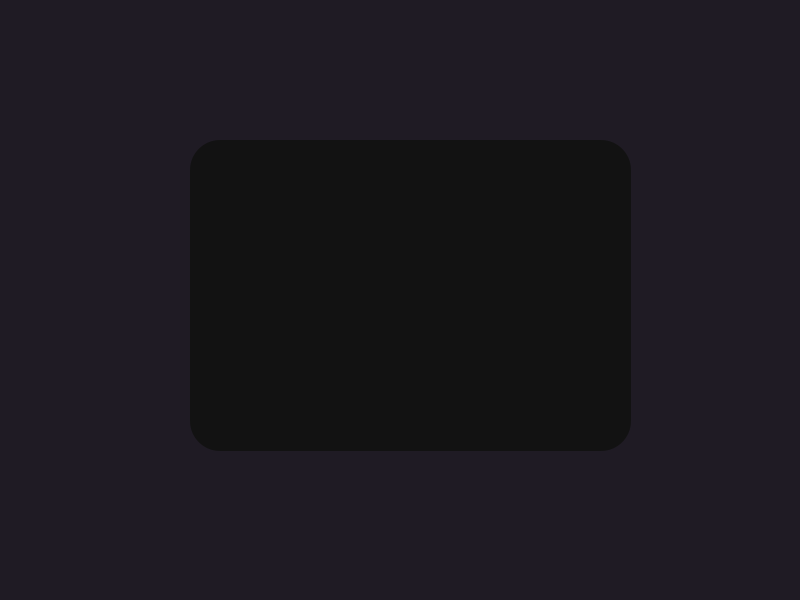
ghassanarnouk/ELEC-3907, file Seth/solarproject/backupcomponents/rprogressbardemo.ui: the form before one commit.
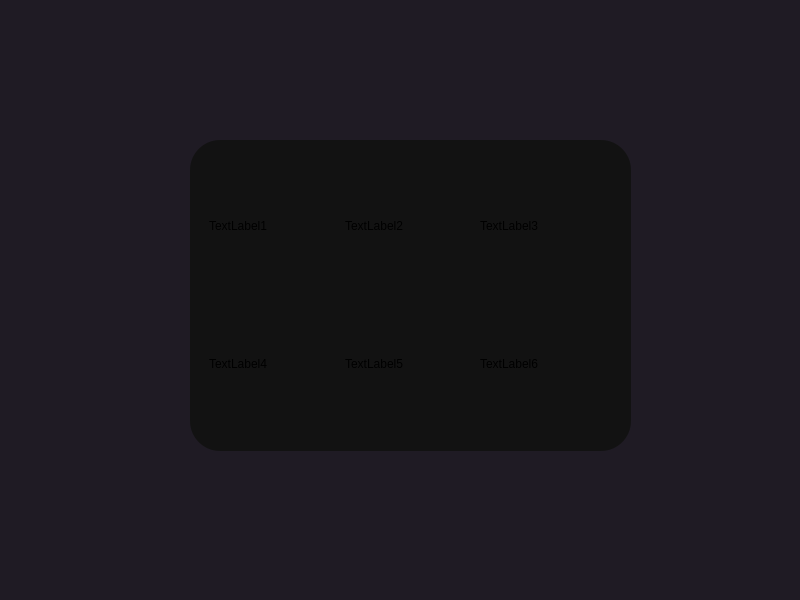
The form after the commit.

Commit message: Progressbar Titles + Layout resize

```diff
--- a/Seth/solarproject/backupcomponents/rprogressbardemo.ui
+++ b/Seth/solarproject/backupcomponents/rprogressbardemo.ui
@@ -44,7 +44,50 @@
        <height>271</height>
       </rect>
      </property>
-     <layout class="QGridLayout" name="gridLayout"/>
+     <layout class="QGridLayout" name="gridLayout">
+      <item row="0" column="1">
+       <widget class="QLabel" name="label">
+        <property name="text">
+         <string>TextLabel2</string>
+        </property>
+       </widget>
+      </item>
+      <item row="0" column="0">
+       <widget class="QLabel" name="label_3">
+        <property name="text">
+         <string>TextLabel1</string>
+        </property>
+       </widget>
+      </item>
+      <item row="0" column="2">
+       <widget class="QLabel" name="label_2">
+        <property name="text">
+         <string>TextLabel3</string>
+        </property>
+       </widget>
+      </item>
+      <item row="1" column="0">
+       <widget class="QLabel" name="label_4">
+        <property name="text">
+         <string>TextLabel4</string>
+        </property>
+       </widget>
+      </item>
+      <item row="1" column="1">
+       <widget class="QLabel" name="label_5">
+        <property name="text">
+         <string>TextLabel5</string>
+        </property>
+       </widget>
+      </item>
+      <item row="1" column="2">
+       <widget class="QLabel" name="label_6">
+        <property name="text">
+         <string>TextLabel6</string>
+        </property>
+       </widget>
+      </item>
+     </layout>
     </widget>
    </widget>
   </widget>
```
The commit also changes 2 other files.
